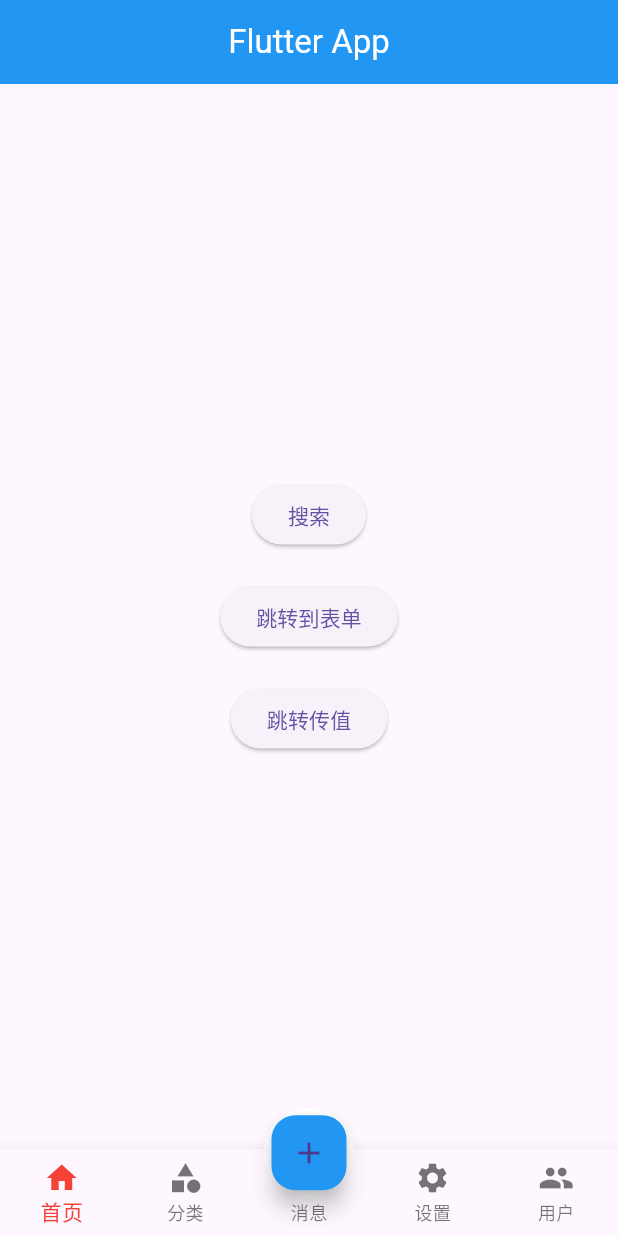
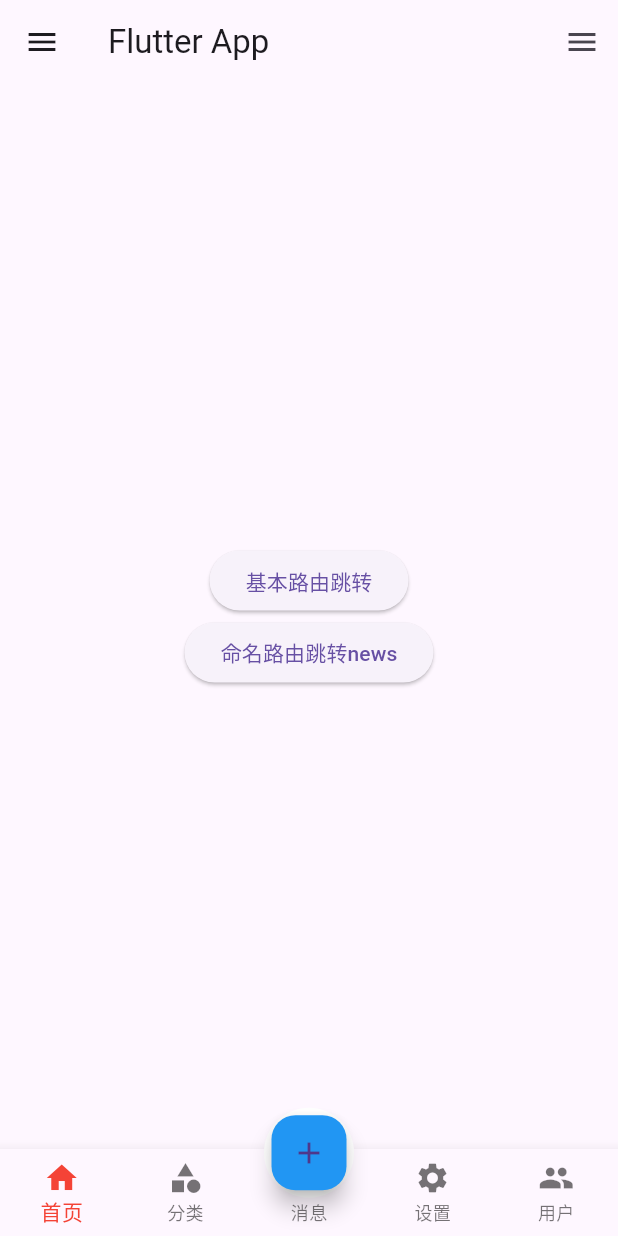
Before and after one commit to Mhua99/flutter_project, a Flutter app: the screen it shows after launch, on a phone screen of 412 x 824 dp. Run offline on Flutter 3.47's test engine with Material 3 defaults, Android fonts, the phone set to English and light mode, and no system bars; our stand-ins replace dio, readmore.

Commit message:
feat: demo10

```diff
--- /dev/null
+++ b/lib/demo10/main.dart
@@ -0,0 +1,32 @@
+import 'package:flutter/material.dart';
+import './pages/tabs.dart';
+import './pages/search.dart';
+import './pages/news.dart';
+import './pages/form.dart';
+
+class MyApp extends StatelessWidget {
+  const MyApp({super.key});
+
+  @override
+  Widget build(BuildContext context) {
+    return MaterialApp(
+      title: 'Flutter Demo',
+      theme: ThemeData(primarySwatch: Colors.blue),
+      /**
+       * initialRoute 默认路由
+       * 当应用启动时，Flutter 会查找 routes 表中与 initialRoute 值匹配的路由
+       * 如果未设置 initialRoute，默认值为 "/"
+       */
+      initialRoute: "/",
+      // 路由规则
+      routes: {
+        "/": (contxt) => const Tabs(),
+        "/news": (contxt) => const NewsPage(),
+        "/search": (contxt) => const SearchPage(),
+        "/form": (contxt) {
+          return const FormPage();
+        },
+      },
+    );
+  }
+}
--- /dev/null
+++ b/lib/demo10/pages/tabs.dart
@@ -0,0 +1,118 @@
+import 'package:flutter/material.dart';
+import './tabs/home.dart';
+import './tabs/category.dart';
+import './tabs/message.dart';
+import './tabs/setting.dart';
+import './tabs/user.dart';
+
+class Tabs extends StatefulWidget {
+  const Tabs({super.key});
+
+  @override
+  State<Tabs> createState() => _TabsState();
+}
+
+class _TabsState extends State<Tabs> {
+  int _currentIndex = 0;
+  final List<Widget> _pages = const [
+    HomePage(),
+    CategoryPage(),
+    MessagePage(),
+    SettingPage(),
+    UserPage(),
+  ];
+
+  @override
+  Widget build(BuildContext context) {
+    return Scaffold(
+      appBar: AppBar(title: const Text("Flutter App")),
+      drawer: Drawer(
+        child: Column(
+          children: [
+            Row(
+              children: [
+                Expanded(
+                  flex: 1,
+                  child: UserAccountsDrawerHeader(
+                    accountName: const Text("itying"),
+                    accountEmail: const Text("itying@qq.com"),
+                    otherAccountsPictures: [
+                      Image.asset("assets/demo10/1.png"),
+                      Image.asset("assets/demo10/2.png"),
+                      Image.asset("assets/demo10/3.png"),
+                    ],
+                    currentAccountPicture: const CircleAvatar(
+                      backgroundImage: AssetImage("assets/demo10/3.png"),
+                    ),
+                    decoration: const BoxDecoration(
+                      image: DecorationImage(
+                        fit: BoxFit.cover,
+                        image: AssetImage("assets/demo10/2.png"),
+                      ),
+                    ),
+                  ),
+                ),
+              ],
+            ),
+            const ListTile(
+              leading: CircleAvatar(child: Icon(Icons.people)),
+              title: Text("个人中心"),
+            ),
+            const Divider(),
+            const ListTile(
+              leading: CircleAvatar(child: Icon(Icons.settings)),
+              title: Text("系统设置"),
+            ),
+            const Divider(),
+          ],
+        ),
+      ),
+      endDrawer: const Drawer(child: Text("右侧侧边栏")),
+      body: _pages[_currentIndex],
+
+      bottomNavigationBar: BottomNavigationBar(
+        // 选中的颜色
+        fixedColor: Colors.red,
+        // 选中 tab 的索引
+        currentIndex: _currentIndex,
+        // 如果底部有4个或者4个以上的菜单的时候就需要配置这个参数
+        type: BottomNavigationBarType.fixed,
+        onTap: (index) {
+          setState(() {
+            _currentIndex = index;
+          });
+        },
+        items: const [
+          BottomNavigationBarItem(icon: Icon(Icons.home), label: "首页"),
+          BottomNavigationBarItem(icon: Icon(Icons.category), label: "分类"),
+          BottomNavigationBarItem(icon: Icon(Icons.message), label: "消息"),
+          BottomNavigationBarItem(icon: Icon(Icons.settings), label: "设置"),
+          BottomNavigationBarItem(icon: Icon(Icons.people), label: "用户"),
+        ],
+      ),
+      floatingActionButton: Container(
+        // 调整FloatingActionButton的大小
+        height: 60,
+        width: 60,
+        padding: const EdgeInsets.all(5),
+        margin: const EdgeInsets.only(top: 5),
+        // 调整FloatingActionButton的位置
+        decoration: BoxDecoration(
+          color: Colors.white,
+          borderRadius: BorderRadius.circular(30),
+        ),
+        child: FloatingActionButton(
+          backgroundColor: _currentIndex == 2 ? Colors.red : Colors.blue,
+          child: const Icon(Icons.add),
+          onPressed: () {
+            setState(() {
+              _currentIndex = 2;
+            });
+          },
+        ),
+      ),
+      floatingActionButtonLocation:
+          FloatingActionButtonLocation.centerDocked, //配置浮动按钮的位置
+    );
+  }
+}
--- /dev/null
+++ b/lib/demo10/pages/tabs/home.dart
@@ -0,0 +1,41 @@
+import 'package:flutter/material.dart';
+import '../search.dart';
+
+class HomePage extends StatefulWidget {
+  const HomePage({super.key});
+
+  @override
+  State<HomePage> createState() => _HomePageState();
+}
+
+class _HomePageState extends State<HomePage> {
+  @override
+  Widget build(BuildContext context) {
+    return Center(
+      child: Column(
+        mainAxisAlignment: MainAxisAlignment.center,
+        children: [
+          ElevatedButton(
+            onPressed: () {
+              //跳转路由
+              Navigator.of(context).push(
+                MaterialPageRoute(
+                  builder: (BuildContext context) {
+                    return const SearchPage();
+                  },
+                ),
+              );
+            },
+            child: const Text("基本路由跳转"),
+          ),
+          ElevatedButton(
+            onPressed: () {
+              Navigator.pushNamed(context, "/news");
+            },
+            child: const Text("命名路由跳转news"),
+          ),
+        ],
+      ),
+    );
+  }
+}
--- a/lib/main.dart
+++ b/lib/main.dart
@@ -1,5 +1,5 @@
 import 'package:flutter/material.dart';
-import "./demo09/main.dart";
+import "./demo10/main.dart";
 
 void main() {
   runApp(const MyApp());
--- a/pubspec.yaml
+++ b/pubspec.yaml
@@ -64,6 +64,7 @@ flutter:
      - assets/demo02/
      - assets/demo05/
      - assets/demo07/
+     - assets/demo10/
 
   # An image asset can refer to one or more resolution-specific "variants", see
   # https://flutter.dev/to/resolution-aware-images
```
Also changed, not shown: lib/demo10/pages/form.dart (added, +18 -0 lines), lib/demo10/pages/news.dart (added, +18 -0 lines), lib/demo10/pages/search.dart (added, +18 -0 lines), lib/demo10/pages/tabs/category.dart (added, +27 -0 lines), lib/demo10/pages/tabs/message.dart (added, +15 -0 lines), lib/demo10/pages/tabs/setting.dart (added, +15 -0 lines), lib/demo10/pages/tabs/user.dart (added, +15 -0 lines), assets/demo10/1.png (added), assets/demo10/2.png (added), assets/demo10/3.png (added), images/10-1.png (added), 1 other file.
